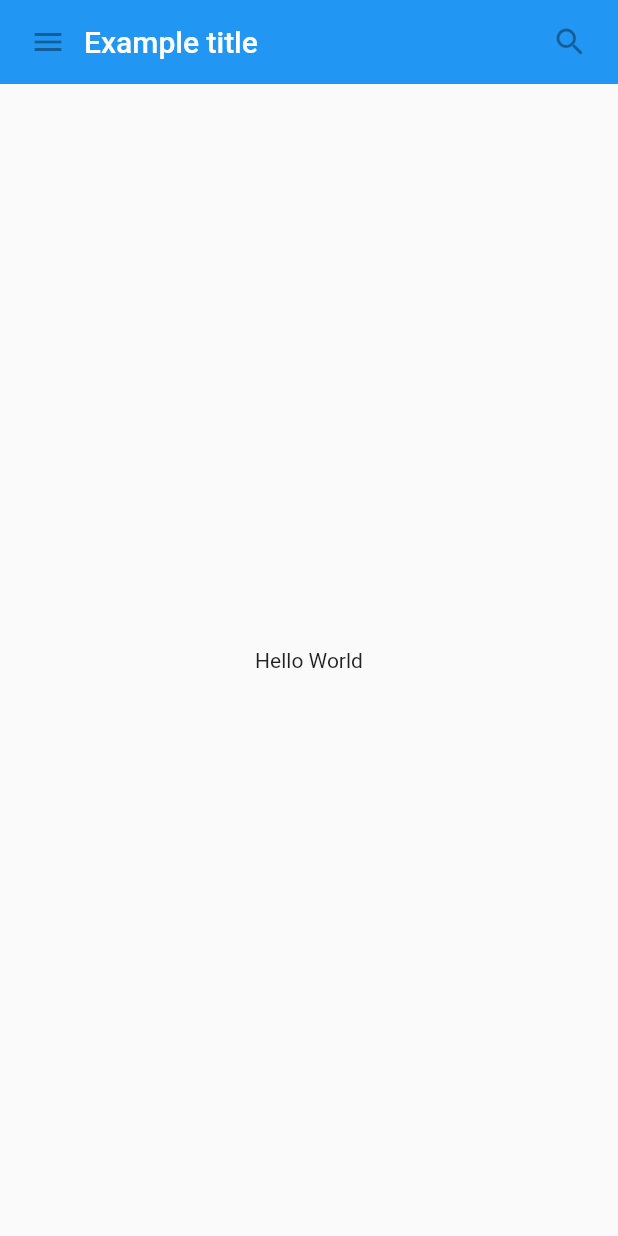
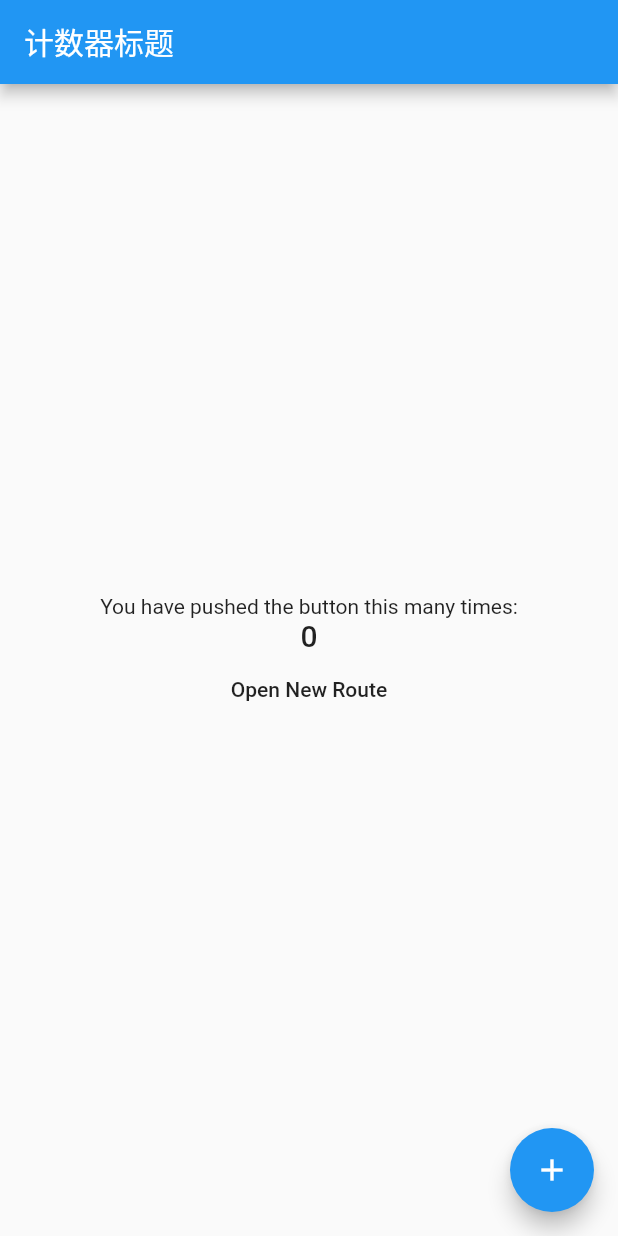
Before and after one commit to aimin987/flutter_tutorial, a Flutter app: the screen it shows after launch, on a phone screen of 412 x 824 dp. Run offline on Flutter 3.47's test engine with Material 2 defaults, Android fonts, the phone set to English and light mode, and no system bars.

Commit message:
State/路由 练习

```diff
--- /dev/null
+++ b/lib/examples/counter.dart
@@ -0,0 +1,95 @@
+/*
+ * File: counter.dart
+ * -----
+ * Description: State/路由 练习
+ * -----
+ * Created  By: Aim 2020-02-18 13:35:38
+ * Modified By: Aim 2020-02-18 15:58:46
+ * -----
+ * HISTORY:
+ * Date      	By	Comments
+ * ----------	---	----------------------------------------------------------
+ */
+
+import 'package:flutter/material.dart';
+
+class Counter extends StatelessWidget {
+  @override
+  Widget build(BuildContext context) {
+    return new MaterialApp(
+      title: '计数器',
+      theme: new ThemeData(primaryColor: Colors.blue),
+      home: new Home(
+        title: '计数器标题',
+      ),
+    );
+  }
+}
+
+class Home extends StatefulWidget {
+  Home({Key key, this.title}) : super(key: key);
+
+  final String title;
+
+  @override
+  HomeState createState() => new HomeState();
+}
+
+class HomeState extends State<Home> {
+  int _counter = 0;
+
+  void increment() {
+    setState(() {
+      _counter++;
+    });
+  }
+
+  @override
+  Widget build(BuildContext context) {
+    return new Scaffold(
+      appBar: new AppBar(
+        title: new Text(widget.title),
+      ),
+      body: new Center(
+        child: new Column(
+          mainAxisAlignment: MainAxisAlignment.center,
+          children: <Widget>[
+            new Text('You have pushed the button this many times:'),
+            new Text(
+              '$_counter',
+              style: Theme.of(context).textTheme.headline6,
+            ),
+            new FlatButton(
+                onPressed: () {
+                  Navigator.push(context,
+                      new MaterialPageRoute(builder: (context) {
+                    return NewRoute();
+                  }));
+                },
+                child: Text("Open New Route"))
+          ],
+        ),
+      ),
+      floatingActionButton: new FloatingActionButton(
+        onPressed: this.increment,
+        tooltip: 'Increment',
+        child: new Icon(Icons.add),
+      ),
+    );
+  }
+}
+
+/// 路由
+class NewRoute extends StatelessWidget {
+  @override
+  Widget build(BuildContext context) {
+    return Scaffold(
+      appBar: AppBar(
+        title: Text("New Route"),
+      ),
+      body: Center(
+        child: Text('This is new route'),
+      ),
+    );
+  }
+}
--- a/lib/examples/hello_world.dart
+++ b/lib/examples/hello_world.dart
@@ -4,7 +4,7 @@
  * Description:
  * -----
  * Created  By: Aim 2020-02-17 22:10:41
- * Modified By: Aim 2020-02-17 22:30:05
+ * Modified By: Aim 2020-02-18 10:27:38
  * -----
  * HISTORY:
  * Date      	By	Comments
@@ -22,7 +22,7 @@ class HelloWorld extends StatelessWidget {
           new MyAppBar(
               title: new Text(
             'Example title',
-            style: Theme.of(context).primaryTextTheme.title,
+            style: Theme.of(context).primaryTextTheme.headline6,
           )),
           new Expanded(
               child: new Center(
--- /dev/null
+++ b/lib/examples/material_widget.dart
@@ -0,0 +1,40 @@
+/*
+ * File: material_widget.dart
+ * -----
+ * Description: 使用 Material 组件
+ * -----
+ * Created  By: Aim 2020-02-18 10:58:27
+ * Modified By: Aim 2020-02-18 11:12:51
+ * -----
+ * HISTORY:
+ * Date      	By	Comments
+ * ----------	---	----------------------------------------------------------
+ */
+
+
+import 'package:flutter/material.dart';
+
+class MaterialWidget extends StatelessWidget {
+  @override
+  Widget build(BuildContext context) {
+    return new Scaffold(
+      appBar: new AppBar(
+        leading: new IconButton(icon: new Icon(Icons.menu), onPressed: null),
+        title: new Text('Example title'),
+        actions: <Widget>[
+          new IconButton(icon: new Icon(Icons.search), onPressed: null)
+        ],
+      ),
+      body: new Center(
+        child: new Text('Hello world'),
+      ),
+
+      floatingActionButton: new FloatingActionButton(
+        child: new Icon(Icons.add),
+        onPressed: null
+        ),
+    );
+  }
+
+
+}
--- a/lib/main.dart
+++ b/lib/main.dart
@@ -1,7 +1,9 @@
 import 'package:flutter/material.dart';
-import 'package:flutter_tutorial/examples/hello_world.dart';
+import 'package:flutter_tutorial/examples/counter.dart';
+// import 'package:flutter_tutorial/examples/hello_world.dart';
+// import 'package:flutter_tutorial/examples/material_widget.dart';
 
 void main() => runApp(new MaterialApp(
   title: 'My App',
-  home: new HelloWorld()
+  home: new Counter()
 ));
```
Also changed, not shown: pubspec.lock, 1 other file.
